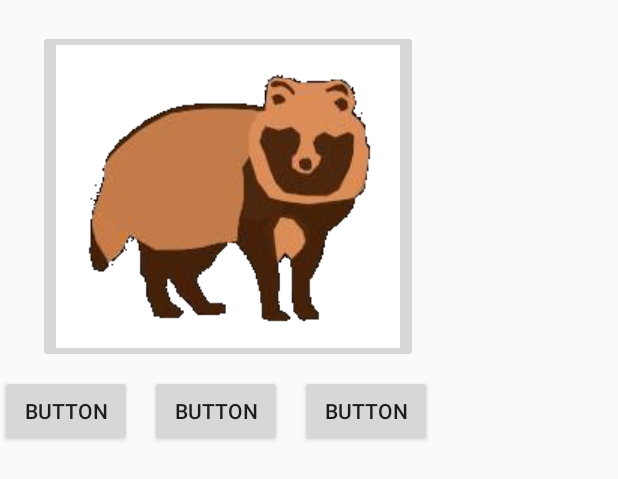
After one commit to hamigakitanuki/codnate_android, an Android app: the layout fragment_tag_add.xml on its own in the app's theme, with its tools: preview values and no code run, on a phone screen of 412 x 824 dp. The commit adds this screen. Shown: the top 479 px of the screen. Run offline under Robolectric (Android 15) with nearby library versions, the phone set to English and light mode, and no system bars.

Commit message:
tagづけ

```diff
--- /dev/null
+++ b/app/src/main/res/layout/fragment_tag_add.xml
@@ -0,0 +1,39 @@
+<?xml version="1.0" encoding="utf-8"?>
+<FrameLayout xmlns:android="http://schemas.android.com/apk/res/android"
+    xmlns:app="http://schemas.android.com/apk/res-auto"
+    xmlns:tools="http://schemas.android.com/tools"
+    android:layout_width="300dp"
+    android:layout_height="450dp"
+    tools:context=".tag_add" >
+
+    <ImageButton
+        android:id="@+id/imageButton"
+        android:layout_width="wrap_content"
+        android:layout_height="wrap_content"
+        android:layout_marginStart="25dp"
+        android:layout_marginTop="20dp"
+        android:src="@drawable/touka" />
+
+    <Button
+        android:id="@+id/button4"
+        android:layout_width="wrap_content"
+        android:layout_height="wrap_content"
+        android:layout_marginTop="250dp"
+        android:text="Button" />
+
+    <Button
+        android:id="@+id/button5"
+        android:layout_width="wrap_content"
+        android:layout_height="wrap_content"
+        android:layout_marginStart="100dp"
+        android:layout_marginTop="250dp"
+        android:text="Button" />
+
+    <Button
+        android:id="@+id/button6"
+        android:layout_width="wrap_content"
+        android:layout_height="wrap_content"
+        android:layout_marginStart="200dp"
+        android:layout_marginTop="250dp"
+        android:text="Button" />
+</FrameLayout>
```
Also changed, not shown: app/src/main/java/com/example/codnate3/add.java (+18 -60 lines), app/src/main/java/com/example/codnate3/tag_add.java (added, +110 -0 lines), app/src/main/res/layout/activity_tuuti.xml (+0 -7 lines), app/src/main/res/layout/fragment_add.xml (+7 -6 lines).
